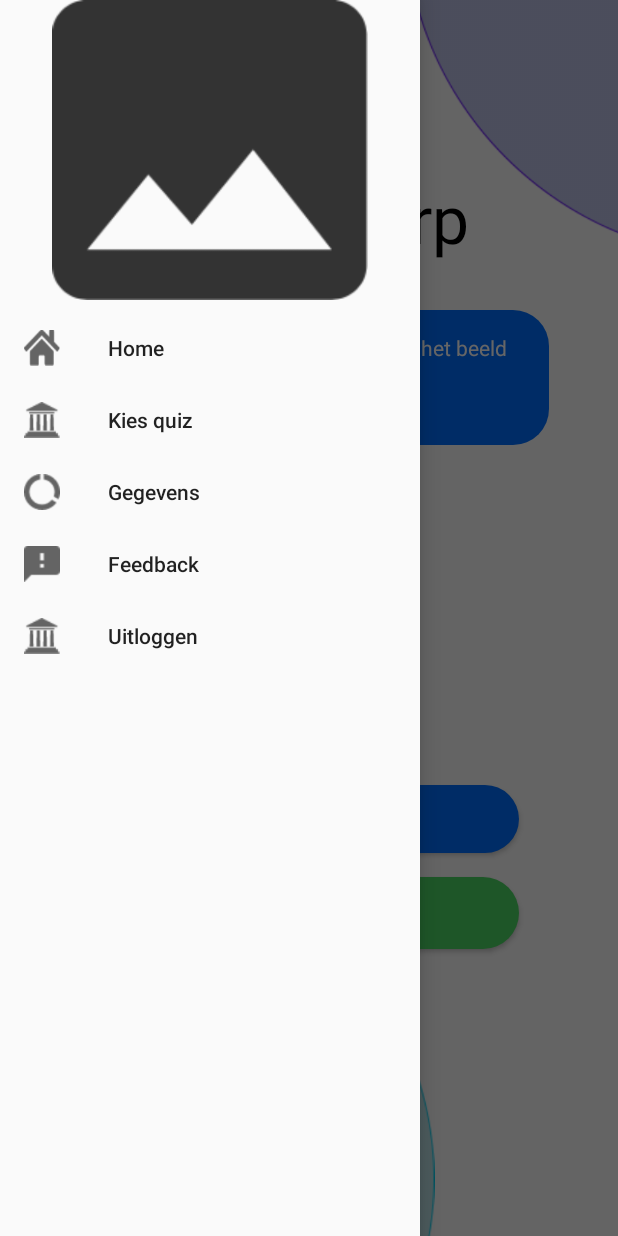
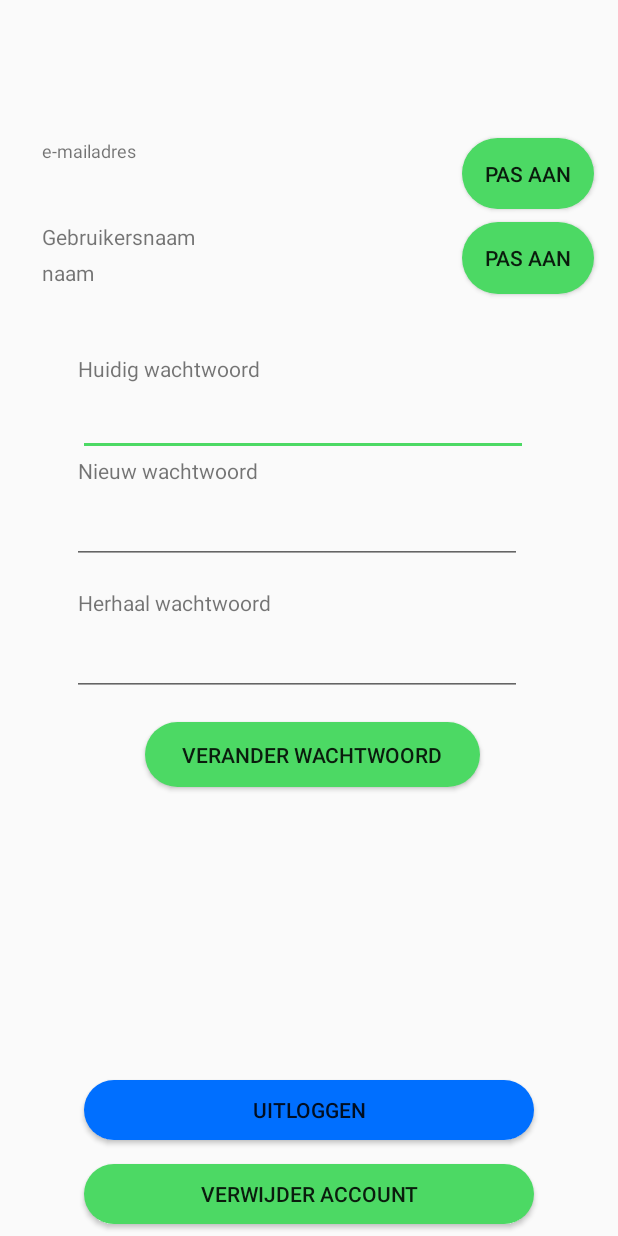
Before and after one commit to JasperJJ/MicroQuizz, an Android app: the HomeActivity screen opened directly, with no data from a screen before it, after a tap on "Gegevens", on a phone screen of 412 x 824 dp. Run offline under Robolectric (Android 15) with nearby library versions, the phone set to English and light mode, and no system bars; our stand-ins replace Firebase (no records; nobody signed in at launch, a user with empty details on screens opened directly); 3 other taps on this screen came first.

Commit message:
gegevens: uitloggen werkt, verwijderen ook, email wordt laten zien, moet nog aanpasbaar gemaakt worden

```diff
--- a/app/build.gradle
+++ b/app/build.gradle
@@ -32,6 +32,7 @@ dependencies {
     implementation 'androidx.recyclerview:recyclerview:1.1.0'
     implementation 'com.google.firebase:firebase-analytics:17.2.1'
     implementation 'com.google.firebase:firebase-auth:19.2.0'
+    implementation 'com.google.firebase:firebase-database:19.2.0'
     implementation 'com.google.firebase:firebase-firestore:21.3.1'
 }
 apply plugin: 'com.google.gms.google-services'
--- a/app/src/main/AndroidManifest.xml
+++ b/app/src/main/AndroidManifest.xml
@@ -14,6 +14,7 @@
         android:supportsRtl="true"
         android:theme="@style/CustomAppTheme"
         tools:ignore="GoogleAppIndexingWarning">
+        <activity android:name=".gegevens"></activity>
         <activity android:name=".HomeActivity" />
         <activity android:name=".LocatiesActivity" />
         <activity android:name=".museumKiezen" />
--- a/app/src/main/java/com/jasper/microquizz/HomeActivity.java
+++ b/app/src/main/java/com/jasper/microquizz/HomeActivity.java
@@ -124,6 +124,11 @@ public class HomeActivity extends AppCompatActivity implements View.OnClickListe
                     // verwijs naar een andere activiteit locaties.
                     startActivity(intent);
                     return true;
+                }else if (itemId == R.id.action_gegevens) {
+                    Intent intent = new Intent(HomeActivity.this, gegevens.class);
+                    // verwijs naar een andere activiteit locaties.
+                    startActivity(intent);
+                    return true;
                 } else if (itemId == R.id.uitloggen) {
                     // als er op logout wordt gedrukt dan roepen we de uitlog functie op.
                     Logout();
--- /dev/null
+++ b/app/src/main/java/com/jasper/microquizz/gegevens.java
@@ -0,0 +1,132 @@
+package com.jasper.microquizz;
+
+import androidx.appcompat.app.AlertDialog;
+import androidx.appcompat.app.AppCompatActivity;
+
+import android.content.DialogInterface;
+import android.content.Intent;
+import android.graphics.drawable.GradientDrawable;
+import android.os.Bundle;
+import android.view.View;
+import android.widget.Button;
+import android.widget.TextView;
+
+
+import com.google.firebase.auth.AuthResult;
+import com.google.firebase.auth.FirebaseAuth;
+import com.google.firebase.auth.FirebaseUser;
+import com.google.firebase.database.DatabaseReference;
+import com.google.firebase.database.FirebaseDatabase;
+
+
+public class gegevens extends AppCompatActivity {
+    private FirebaseAuth firebaseAuth;
+    private DatabaseReference mDatabase;
+    private Button bUitloggen;
+    private Button bVerwijder;
+    private TextView showemail;
+    private Button bEmail;
+
+
+    @Override
+    protected void onCreate(Bundle savedInstanceState) {
+        super.onCreate(savedInstanceState);
+        setContentView(R.layout.activity_gegevens);
+        firebaseAuth = FirebaseAuth.getInstance();
+
+        initControl();
+        setBackGroundColors();
+        FirebaseUser firebaseUser = firebaseAuth.getCurrentUser();
+
+        String gebruiker = firebaseUser.getEmail().toString();
+        showemail.setText(gebruiker);
+
+        bUitloggen.setOnClickListener(new View.OnClickListener() {
+            @Override
+            public void onClick(View view) {
+                Logout();
+            }
+        });
+        bVerwijder.setOnClickListener(new View.OnClickListener() {
+            @Override
+            public void onClick(View view) {
+                popUp();
+            }
+        });
+
+        bEmail.setOnClickListener(new View.OnClickListener() {
+            @Override
+            public void onClick(View view) {
+                //veranderEmail();
+            }
+        });
+
+
+
+
+
+    }
+
+    public void initControl() {
+        bUitloggen= findViewById(R.id.bUitloggen);
+        bVerwijder= findViewById(R.id.bVerwijder);
+        showemail = findViewById(R.id.showemail);
+        bEmail = findViewById(R.id.bEmail);
+    }
+
+    private void Logout(){
+        firebaseAuth.signOut();
+        finish();
+        startActivity(new Intent(gegevens.this, Beginscherm.class));
+
+    }
+
+    private void VerwijderAccount(){
+
+        FirebaseUser firebaseUser = firebaseAuth.getCurrentUser();
+        final FirebaseDatabase database = FirebaseDatabase.getInstance();
+        DatabaseReference ref = database.getReference("server/saving-data/fireblog");
+        DatabaseReference postsRef = ref.child("posts");
+        DatabaseReference newPostRef = postsRef.push();
+        firebaseAuth = FirebaseAuth.getInstance();
+
+
+        firebaseUser.delete();
+
+        finish();
+        startActivity(new Intent(gegevens.this, Beginscherm.class));
+
+    }
+
+    private void popUp(){
+        AlertDialog.Builder builder = new AlertDialog.Builder(gegevens.this);
+
+        builder.setCancelable(true);
+        builder.setTitle("Weet je zeker dat je jouw account wilt verwijderen?");
+
+        builder.setNegativeButton("nee", new DialogInterface.OnClickListener() {
+            @Override
+            public void onClick(DialogInterface dialogInterface, int i) {
+               dialogInterface.cancel();
+            }
+        });
+
+        builder.setPositiveButton("Ja", new DialogInterface.OnClickListener() {
+            @Override
+            public void onClick(DialogInterface dialogInterface, int i) {
+                VerwijderAccount();
+            }
+        });
+        builder.show();
+    }
+
+    public void setBackGroundColors() {
+        GradientDrawable bVerwijder_bg = (GradientDrawable) bVerwijder.getBackground();
+        GradientDrawable bUitloggen_bg = (GradientDrawable) bUitloggen.getBackground();
+
+        bVerwijder_bg.setColor(getResources().getColor(R.color.colorGreen));
+        bUitloggen_bg.setColor(getResources().getColor(R.color.colorBlue));
+
+    }
+
+}
--- /dev/null
+++ b/app/src/main/res/layout/activity_gegevens.xml
@@ -0,0 +1,185 @@
+<?xml version="1.0" encoding="utf-8"?>
+<androidx.constraintlayout.widget.ConstraintLayout xmlns:android="http://schemas.android.com/apk/res/android"
+    xmlns:app="http://schemas.android.com/apk/res-auto"
+    xmlns:tools="http://schemas.android.com/tools"
+    android:layout_width="match_parent"
+    android:layout_height="match_parent"
+    tools:context=".gegevens">
+
+    <TextView
+        android:id="@+id/shownaam"
+        android:layout_width="119dp"
+        android:layout_height="wrap_content"
+        android:layout_marginStart="28dp"
+        android:layout_marginTop="172dp"
+        android:text="naam"
+        android:textSize="14sp"
+        app:layout_constraintStart_toStartOf="parent"
+        app:layout_constraintTop_toTopOf="parent" />
+
+    <Button
+        android:id="@+id/bNaam"
+        android:layout_width="wrap_content"
+        android:layout_height="wrap_content"
+        android:layout_marginTop="148dp"
+        android:layout_marginEnd="16dp"
+        android:background="@drawable/rounded_corners"
+        android:text="Pas aan"
+        app:layout_constraintEnd_toEndOf="parent"
+        app:layout_constraintTop_toTopOf="parent" />
+
+    <TextView
+        android:id="@+id/e-mailadres"
+        android:layout_width="wrap_content"
+        android:layout_height="wrap_content"
+        android:layout_marginStart="28dp"
+        android:layout_marginTop="92dp"
+        android:text="e-mailadres"
+        android:textSize="12sp"
+        app:layout_constraintStart_toStartOf="parent"
+        app:layout_constraintTop_toTopOf="parent" />
+
+    <TextView
+        android:id="@+id/showemail"
+        android:layout_width="wrap_content"
+        android:layout_height="33dp"
+        android:layout_marginStart="28dp"
+        android:layout_marginTop="116dp"
+        android:text="uw@email"
+        android:textSize="14sp"
+        app:layout_constraintStart_toStartOf="parent"
+        app:layout_constraintTop_toTopOf="parent" />
+
+    <Button
+        android:id="@+id/bEmail"
+        android:layout_width="88dp"
+        android:layout_height="47dp"
+        android:layout_marginTop="92dp"
+        android:layout_marginEnd="16dp"
+        android:background="@drawable/rounded_corners"
+        android:text="Pas aan"
+        app:layout_constraintEnd_toEndOf="parent"
+        app:layout_constraintTop_toTopOf="parent" />
+
+    <Button
+        android:id="@+id/bUitloggen"
+        android:layout_width="300dp"
+        android:layout_height="40dp"
+        android:layout_marginEnd="56dp"
+        android:layout_marginBottom="64dp"
+        android:background="@drawable/rounded_corners"
+        android:text="Uitloggen"
+        app:layout_constraintBottom_toBottomOf="parent"
+        app:layout_constraintEnd_toEndOf="parent" />
+
+    <Button
+        android:id="@+id/bVerwijder"
+        android:layout_width="300dp"
+        android:layout_height="40dp"
+        android:layout_marginEnd="56dp"
+        android:layout_marginBottom="8dp"
+        android:background="@drawable/rounded_corners"
+        android:text="Verwijder account"
+        app:layout_constraintBottom_toBottomOf="parent"
+        app:layout_constraintEnd_toEndOf="parent" />
+
+    <Button
+        android:id="@+id/bWachtwoord"
+        android:layout_width="223dp"
+        android:layout_height="43dp"
+        android:layout_marginTop="480dp"
+        android:layout_marginEnd="92dp"
+        android:text="Verander wachtwoord"
+        android:background="@drawable/rounded_corners"
+        app:layout_constraintBottom_toBottomOf="parent"
+        app:layout_constraintEnd_toEndOf="parent"
+        app:layout_constraintTop_toTopOf="parent"
+        app:layout_constraintVertical_bias="0.004" />
+
+    <EditText
+        android:id="@+id/wwHuidig"
+        android:layout_width="300dp"
+        android:layout_height="40dp"
+        android:layout_marginStart="52dp"
+        android:layout_marginTop="264dp"
+        android:ems="10"
+        android:inputType="textPassword"
+        app:layout_constraintStart_toStartOf="parent"
+        app:layout_constraintTop_toTopOf="parent" />
+
+    <EditText
+        android:id="@+id/editText2"
+        android:layout_width="300dp"
+        android:layout_height="40dp"
+        android:layout_marginStart="48dp"
+        android:layout_marginTop="336dp"
+        android:ems="10"
+        android:inputType="textPassword"
+        app:layout_constraintStart_toStartOf="parent"
+        app:layout_constraintTop_toTopOf="parent" />
+
+    <EditText
+        android:id="@+id/editText3"
+        android:layout_width="300dp"
+        android:layout_height="40dp"
+        android:layout_marginStart="48dp"
+        android:layout_marginTop="424dp"
+        android:ems="10"
+        android:inputType="textPassword"
+        app:layout_constraintStart_toStartOf="parent"
+        app:layout_constraintTop_toTopOf="parent" />
+
+    <TextView
+        android:id="@+id/naam"
+        android:layout_width="wrap_content"
+        android:layout_height="wrap_content"
+        android:layout_marginStart="28dp"
+        android:layout_marginTop="148dp"
+        android:text="Gebruikersnaam"
+        app:layout_constraintStart_toStartOf="parent"
+        app:layout_constraintTop_toTopOf="parent" />
+
+    <TextView
+        android:id="@+id/textView2"
+        android:layout_width="wrap_content"
+        android:layout_height="wrap_content"
+        android:layout_marginStart="52dp"
+        android:layout_marginTop="236dp"
+        android:text="Huidig wachtwoord"
+        app:layout_constraintStart_toStartOf="parent"
+        app:layout_constraintTop_toTopOf="parent" />
+
+    <TextView
+        android:id="@+id/textView3"
+        android:layout_width="wrap_content"
+        android:layout_height="wrap_content"
+        android:layout_marginStart="52dp"
+        android:layout_marginTop="304dp"
+        android:text="Nieuw wachtwoord"
+        app:layout_constraintStart_toStartOf="parent"
+        app:layout_constraintTop_toTopOf="parent" />
+
+    <TextView
+        android:id="@+id/textView4"
+        android:layout_width="wrap_content"
+        android:layout_height="wrap_content"
+        android:layout_marginStart="52dp"
+        android:layout_marginTop="392dp"
+        android:text="Herhaal wachtwoord"
+        app:layout_constraintStart_toStartOf="parent"
+        app:layout_constraintTop_toTopOf="parent" />
+
+
+    <EditText
+        android:id="@+id/editEmail"
+        android:layout_width="wrap_content"
+        android:layout_height="33dp"
+        android:layout_marginStart="28dp"
+        android:layout_marginTop="116dp"
+        android:text="uw@email"
+        android:textSize="14sp"
+        android:visibility="invisible"
+        app:layout_constraintStart_toStartOf="parent"
+        app:layout_constraintTop_toTopOf="parent" />
+        app:
+</androidx.constraintlayout.widget.ConstraintLayout>
```
